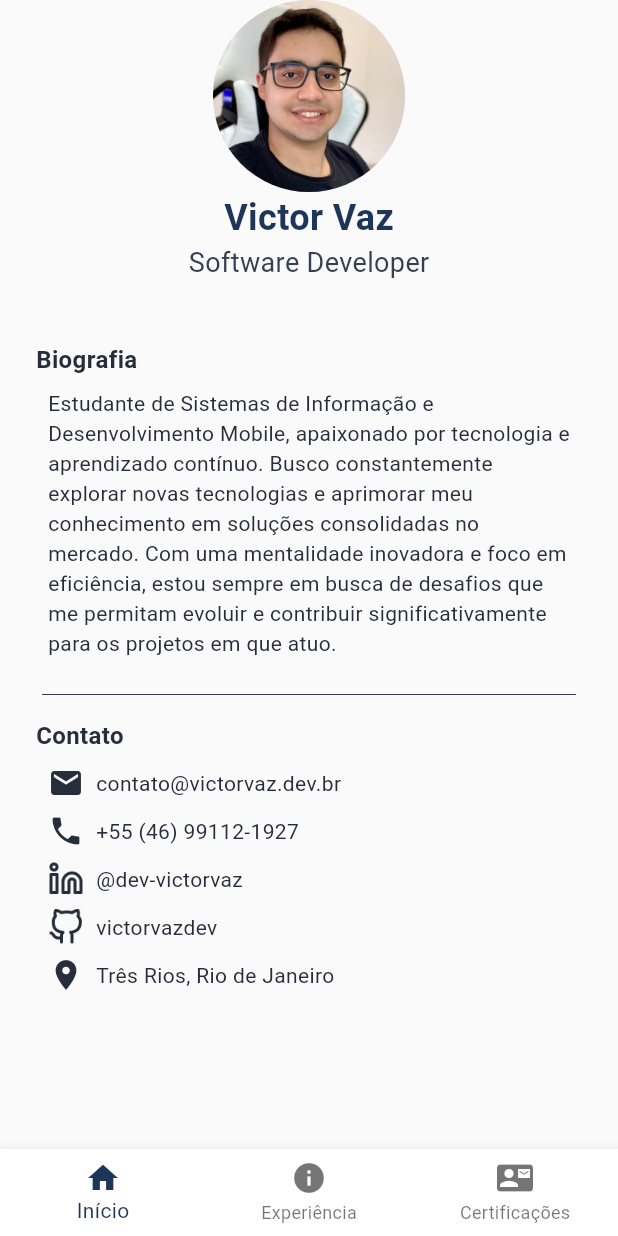
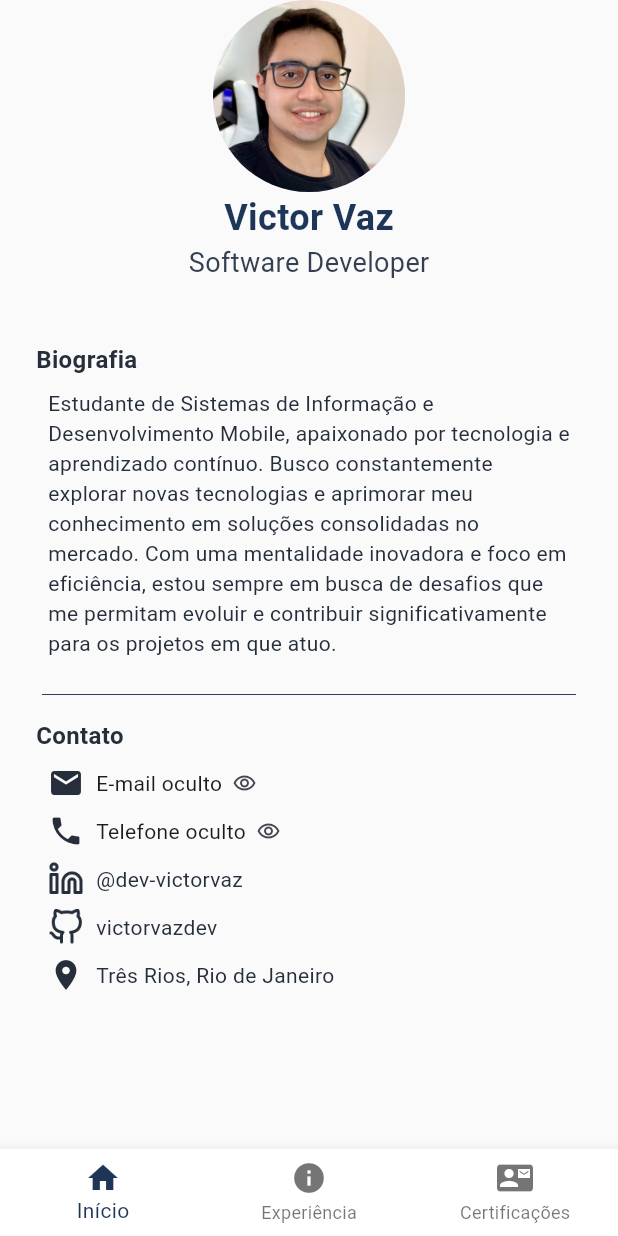
Before and after one commit to victorvazdev/victor_vaz_portfolio, a Flutter app: the screen it shows after launch, on a phone screen of 412 x 824 dp. Run offline on Flutter 3.47's test engine with Material 3 defaults, Android fonts, the phone set to English and light mode, and no system bars.

```diff
--- a/lib/widgets/contact_widget.dart
+++ b/lib/widgets/contact_widget.dart
@@ -2,8 +2,28 @@ import 'package:flutter/material.dart';
 import 'package:my_portfolio_mobile/constants.dart';
 import 'package:my_portfolio_mobile/widgets/email_link_widget.dart';
 
-class ContactWidget extends StatelessWidget {
+class ContactWidget extends StatefulWidget {
   const ContactWidget({super.key});
+
+  @override
+  State<ContactWidget> createState() => _ContactWidgetState();
+}
+
+class _ContactWidgetState extends State<ContactWidget> {
+  bool isShowingEmail = false;
+  bool isShowingPhone = false;
+
+  void _handleEmailWidgetChanged(bool newValue) {
+    setState(() {
+      isShowingEmail = newValue;
+    });
+  }
+
+  void _handlePhoneWidgetChanged(bool newValue) {
+    setState(() {
+      isShowingPhone = newValue;
+    });
+  }
 
   @override
   Widget build(BuildContext context) {
@@ -29,11 +49,17 @@ class ContactWidget extends StatelessWidget {
               padding: const EdgeInsets.all(8.0),
               child: Column(
                 children: [
-                  _BuildEmailContact(),
+                  _BuildEmailContact(
+                    isShowingEmail: isShowingEmail,
+                    onChanged: _handleEmailWidgetChanged,
+                  ),
 
                   SizedBox(height: 8),
 
-                  _BuildPhoneContact(),
+                  _BuildPhoneContact(
+                    isShowingPhone: isShowingPhone,
+                    onChanged: _handlePhoneWidgetChanged,
+                  ),
 
                   SizedBox(height: 8),
 
@@ -121,6 +147,18 @@ class _BuildLinkedinContact extends StatelessWidget {
 }
 
 class _BuildPhoneContact extends StatelessWidget {
+  const _BuildPhoneContact({
+    this.isShowingPhone = false,
+    required this.onChanged,
+  });
+
+  final bool isShowingPhone;
+  final ValueChanged<bool> onChanged;
+
+  void _handleTap() {
+    onChanged(!isShowingPhone);
+  }
+
   @override
   Widget build(BuildContext context) {
     return Row(
@@ -134,9 +172,41 @@ class _BuildPhoneContact extends StatelessWidget {
 
         SizedBox(width: 8),
 
+        (isShowingPhone)
+            ? Row(
+              children: [
                 Text(
                   '+55 (46) 99112-1927',
                   style: TextStyle(color: Constants.textFontColor),
+                ),
+                SizedBox(
+                  width: 30,
+                  height: 16,
+                  child: IconButton(
+                    padding: EdgeInsets.zero,
+                    constraints: BoxConstraints(),
+                    iconSize: 16,
+                    onPressed: _handleTap,
+                    icon: Icon(Icons.remove_red_eye),
+                  ),
+                ),
+              ],
+            )
+            : Row(
+              children: [
+                Text('Telefone oculto'),
+                SizedBox(
+                  width: 30,
+                  height: 16,
+                  child: IconButton(
+                    padding: EdgeInsets.zero,
+                    constraints: BoxConstraints(),
+                    iconSize: 16,
+                    onPressed: _handleTap,
+                    icon: Icon(Icons.remove_red_eye_outlined),
+                  ),
+                ),
+              ],
             ),
       ],
     );
@@ -144,6 +214,18 @@ class _BuildPhoneContact extends StatelessWidget {
 }
 
 class _BuildEmailContact extends StatelessWidget {
+  const _BuildEmailContact({
+    this.isShowingEmail = false,
+    required this.onChanged,
+  });
+
+  final bool isShowingEmail;
+  final ValueChanged<bool> onChanged;
+
+  void _handleTap() {
+    onChanged(!isShowingEmail);
+  }
+
   @override
   Widget build(BuildContext context) {
     return Row(
@@ -157,11 +239,43 @@ class _BuildEmailContact extends StatelessWidget {
 
         SizedBox(width: 8),
 
+        (isShowingEmail)
+            ? Row(
+              children: [
                 EmailLinkWidget(
                   email: 'contato@victorvaz.dev.br',
                   subject: 'Olá, Victor',
                   body: 'Vim através de seu portfólio para falar sobre...',
                 ),
+                SizedBox(
+                  width: 30,
+                  height: 16,
+                  child: IconButton(
+                    padding: EdgeInsets.zero,
+                    constraints: BoxConstraints(),
+                    iconSize: 16,
+                    onPressed: _handleTap,
+                    icon: Icon(Icons.remove_red_eye),
+                  ),
+                ),
+              ],
+            )
+            : Row(
+              children: [
+                Text('E-mail oculto'),
+                SizedBox(
+                  width: 30,
+                  height: 16,
+                  child: IconButton(
+                    padding: EdgeInsets.zero,
+                    constraints: BoxConstraints(),
+                    iconSize: 16,
+                    onPressed: _handleTap,
+                    icon: Icon(Icons.remove_red_eye_outlined),
+                  ),
+                ),
+              ],
+            ),
       ],
     );
   }
```
Lines whose indentation alone changed are shown as unchanged.
